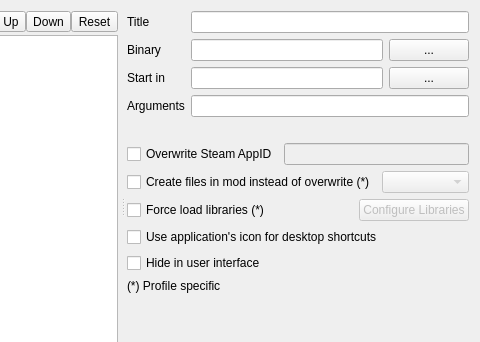
First picture: the form in modorganizer/src/editexecutablesdialog.ui, repository Holt59/mo2-merge, before the edit; both pictures show x 230 to 710 and y 0 to 342 of the 710 by 440 pixel window.
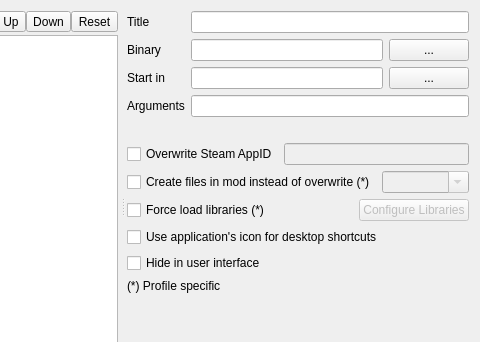
Second picture: the form after the edit. Icons and pictures are not drawn.

Commit message: [modorganizer] editable combobox for output mod name

```diff
--- a/modorganizer/src/editexecutablesdialog.ui
+++ b/modorganizer/src/editexecutablesdialog.ui
@@ -387,6 +387,9 @@
                  <property name="enabled">
                   <bool>false</bool>
                  </property>
+                 <property name="editable">
+                  <bool>true</bool>
+                 </property>
                 </widget>
                </item>
               </layout>
```
The commit also changes 3 other files.
